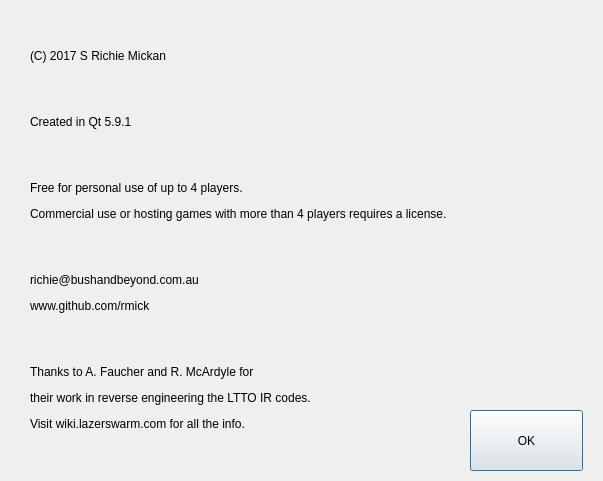
Before: the Qt Designer form AboutForm.ui in rmick/Combobulator, drawn with Qt 5.
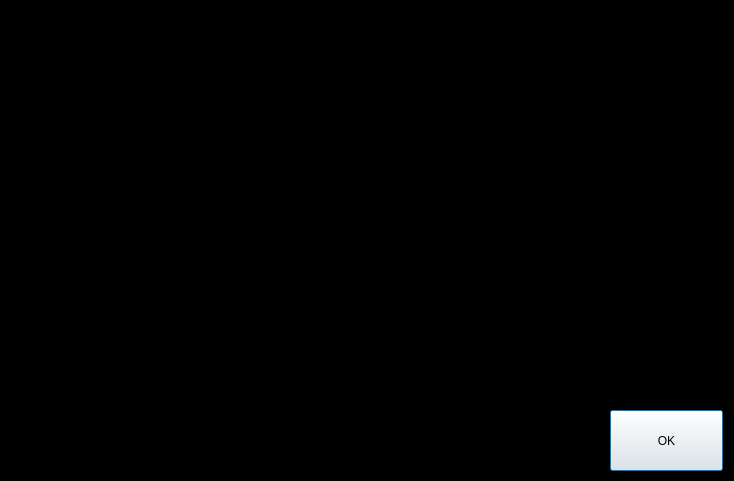
After: the same form once the commit is applied.

Commit message:
Refactored GameType and NumberOfTeams to use the setGameType method to change Flags.
Rehost is now working.

PlayersInTeam byte hard coded to 8, as it is not bit dependent. Needs
reworking.

```diff
--- a/AboutForm.ui
+++ b/AboutForm.ui
@@ -6,17 +6,26 @@
    <rect>
     <x>0</x>
     <y>0</y>
-    <width>603</width>
+    <width>734</width>
     <height>481</height>
    </rect>
   </property>
   <property name="windowTitle">
    <string>Dialog</string>
   </property>
+  <property name="styleSheet">
+   <string notr="true">QDialog
+{
+	background-color: black;
+	border-width: 10px;
+    	border-radius: 20px;
+    	border-color: cyan;
+}</string>
+  </property>
   <widget class="QPushButton" name="btn_Ok">
    <property name="geometry">
     <rect>
-     <x>470</x>
+     <x>610</x>
      <y>410</y>
      <width>113</width>
      <height>61</height>
@@ -31,12 +40,12 @@
     <rect>
      <x>30</x>
      <y>20</y>
-     <width>461</width>
+     <width>571</width>
      <height>441</height>
     </rect>
    </property>
    <property name="text">
-    <string>&lt;html&gt;&lt;head/&gt;&lt;body&gt;&lt;p&gt;(C) 2017 S Richie Mickan&lt;/p&gt;&lt;p&gt;&lt;br/&gt;&lt;/p&gt;&lt;p&gt;Created in Qt 5.9.1&lt;/p&gt;&lt;p&gt;&lt;br/&gt;&lt;/p&gt;&lt;p&gt;Free for personal use of up to 4 players.&lt;/p&gt;&lt;p&gt;Commercial use or hosting games with more than 4 players requires a license.&lt;/p&gt;&lt;p&gt;&lt;br/&gt;&lt;/p&gt;&lt;p&gt;richie@bushandbeyond.com.au&lt;/p&gt;&lt;p&gt;www.github.com/rmick&lt;/p&gt;&lt;p&gt;&lt;br/&gt;&lt;/p&gt;&lt;p&gt;Thanks to A. Faucher and R. McArdyle for&lt;/p&gt;&lt;p&gt;their work in reverse engineering the LTTO IR codes.&lt;/p&gt;&lt;p&gt;Visit wiki.lazerswarm.com for all the info.&lt;/p&gt;&lt;/body&gt;&lt;/html&gt;</string>
+    <string>&lt;html&gt;&lt;head/&gt;&lt;body&gt;&lt;p&gt;(C) 2017 S Richie Mickan&lt;/p&gt;&lt;p&gt;&lt;br/&gt;Created in Qt 5.9.1&lt;/p&gt;&lt;p&gt;&lt;br/&gt;Free for personal use of up to 6 players.&lt;/p&gt;&lt;p&gt;Commercial use or hosting games with more than 6 players requires a license.&lt;/p&gt;&lt;p&gt;&lt;br/&gt;&lt;/p&gt;&lt;p&gt;richie@bushandbeyond.com.au&lt;/p&gt;&lt;p&gt;www.github.com/rmick&lt;/p&gt;&lt;p&gt;&lt;br/&gt;&lt;/p&gt;&lt;p&gt;Thanks to A. Faucher and R. McArdyle for their work in reverse engineering the LTTO IR codes.&lt;br/&gt;Visit wiki.lazerswarm.com for all the info.&lt;/p&gt;&lt;p&gt;Special thanks to Bryan Steele for extensive beta testing and bug finding&lt;br/&gt;and Dustin Westaby for the base station hardware design.&lt;/p&gt;&lt;/body&gt;&lt;/html&gt;</string>
    </property>
   </widget>
  </widget>
```
The commit also changes 21 other files.
